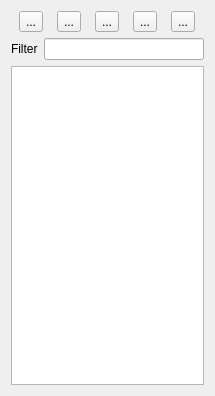
eigenbom/MQ-Sprite, file src/partlist.ui: the form before one commit.
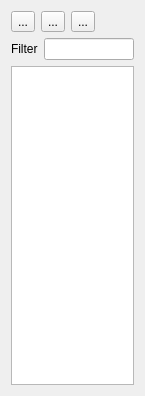
The form after the commit. Icons and pictures are not drawn. Custom widgets are drawn as their Qt base class.

Patch:
```diff
--- a/src/partlist.ui
+++ b/src/partlist.ui
@@ -6,7 +6,7 @@
    <rect>
     <x>0</x>
     <y>0</y>
-    <width>215</width>
+    <width>145</width>
     <height>396</height>
    </rect>
   </property>
@@ -56,20 +56,6 @@
        </property>
       </widget>
      </item>
-     <item>
-      <widget class="QToolButton" name="toolButtonRenameAsset">
-       <property name="toolTip">
-        <string>Rename</string>
-       </property>
-       <property name="text">
-        <string>...</string>
-       </property>
-       <property name="icon">
-        <iconset resource="../icons.qrc">
-         <normaloff>:/icon/icons/paragraph-justify-2.png</normaloff>:/icon/icons/paragraph-justify-2.png</iconset>
-       </property>
-      </widget>
-     </item>
      <item>
       <widget class="QToolButton" name="toolButtonCopyAsset">
        <property name="toolTip">
@@ -85,18 +71,17 @@
       </widget>
      </item>
      <item>
-      <widget class="QToolButton" name="toolButtonDeleteAsset">
-       <property name="toolTip">
-        <string>Delete</string>
+      <spacer name="horizontalSpacer">
+       <property name="orientation">
+        <enum>Qt::Horizontal</enum>
        </property>
-       <property name="text">
-        <string>...</string>
+       <property name="sizeHint" stdset="0">
+        <size>
+         <width>40</width>
+         <height>20</height>
+        </size>
        </property>
-       <property name="icon">
-        <iconset resource="../icons.qrc">
-         <normaloff>:/icon/icons/browser-minimise-2.png</normaloff>:/icon/icons/browser-minimise-2.png</iconset>
-       </property>
-      </widget>
+      </spacer>
      </item>
     </layout>
    </item>
```
